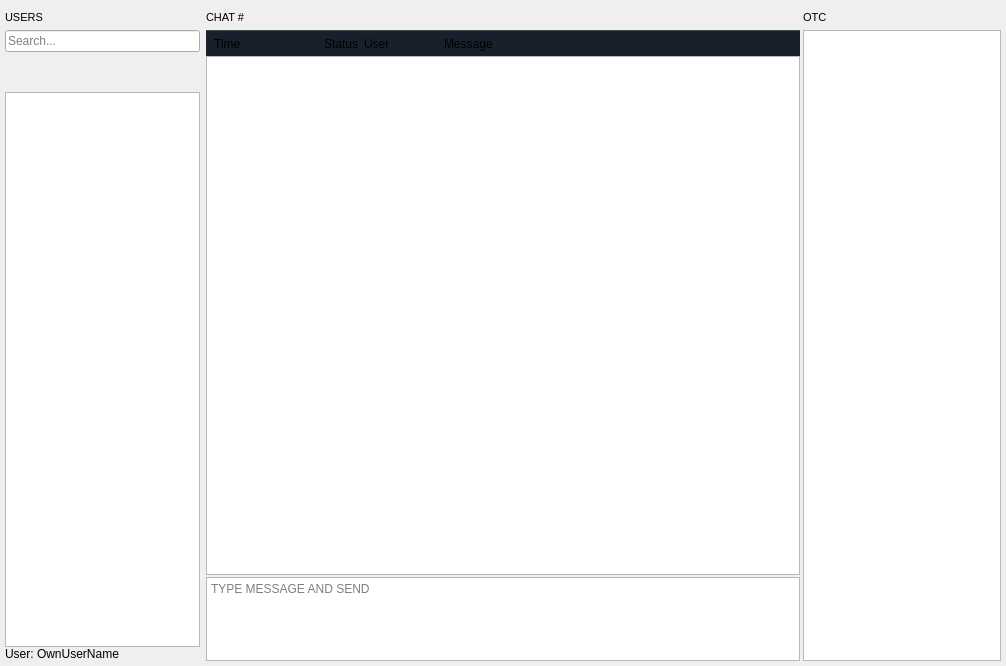
This is BlockSettleUILib/ChatWidget.ui in BlockSettle/terminal as Qt 5 draws it before an edit. The edited form follows.
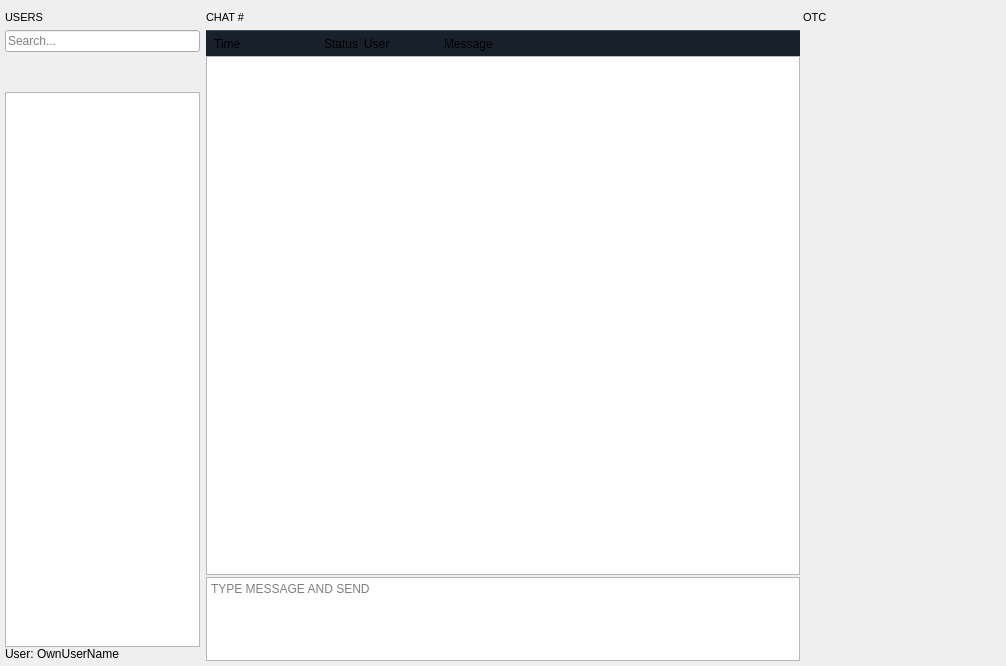
This is the edited form. Custom widgets are drawn as their Qt base class.

What changed in the file:
```diff
--- a/BlockSettleUILib/ChatWidget.ui
+++ b/BlockSettleUILib/ChatWidget.ui
@@ -215,11 +215,6 @@
             <property name="expandsOnDoubleClick">
              <bool>true</bool>
             </property>
-            <column>
-             <property name="text">
-              <string notr="true">1</string>
-             </property>
-            </column>
            </widget>
           </item>
           <item>
@@ -466,6 +461,9 @@
               <property name="focusPolicy">
                <enum>Qt::NoFocus</enum>
               </property>
+              <property name="autoFillBackground">
+               <bool>true</bool>
+              </property>
               <property name="readOnly">
                <bool>true</bool>
               </property>
@@ -586,28 +584,14 @@
            </widget>
           </item>
           <item>
-           <widget class="QTreeView" name="treeView_ChatRooms">
-            <property name="indentation">
-             <number>5</number>
+           <widget class="QStackedWidget" name="stackedWidget_2">
+            <property name="lineWidth">
+             <number>0</number>
             </property>
-            <property name="uniformRowHeights">
-             <bool>true</bool>
+            <property name="currentIndex">
+             <number>0</number>
             </property>
-            <property name="sortingEnabled">
-             <bool>true</bool>
-            </property>
-            <property name="animated">
-             <bool>true</bool>
-            </property>
-            <property name="wordWrap">
-             <bool>true</bool>
-            </property>
-            <property name="headerHidden">
-             <bool>true</bool>
-            </property>
-            <attribute name="headerVisible">
-             <bool>false</bool>
-            </attribute>
+            <widget class="CreateOTCRequestWidget" name="widgetCreateOTCRequest"/>
            </widget>
           </item>
          </layout>
@@ -640,6 +624,11 @@
    <extends>QTextBrowser</extends>
    <header location="global">ChatMessagesTextEdit.h</header>
   </customwidget>
+  <customwidget>
+   <class>CreateOTCRequestWidget</class>
+   <extends>QWidget</extends>
+   <header>createotcrequestwidget.h</header>
+  </customwidget>
  </customwidgets>
  <resources/>
  <connections/>
```
